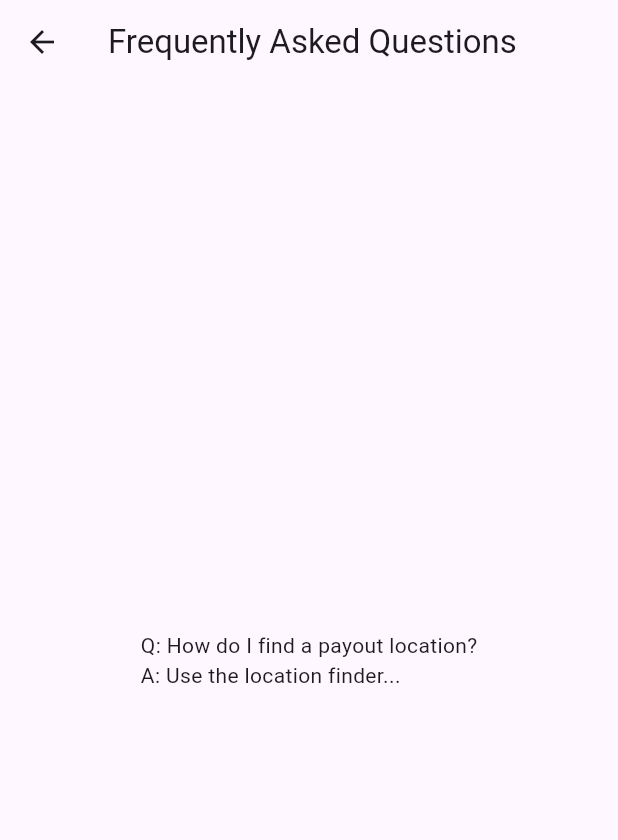
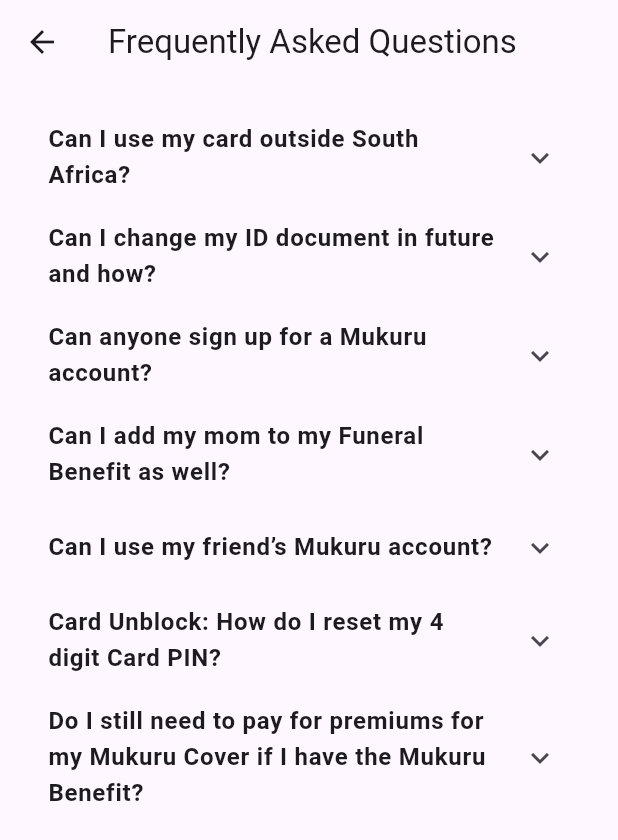
Before and after one commit to Karabosithole/SistersInTech, a Flutter app: the FAQScreen screen opened by its route, on a phone screen of 412 x 824 dp. Shown: the top 840 px of the screen. Run offline on Flutter 3.47's test engine with Material 3 defaults, Android fonts, the phone set to English and light mode, and no system bars.

Commit message:
Added a drop down for the q&A

```diff
--- a/mukuru_location_finder/lib/screens/faq_screen.dart
+++ b/mukuru_location_finder/lib/screens/faq_screen.dart
@@ -9,15 +9,73 @@
       appBar: AppBar(
         title: const Text('Frequently Asked Questions'),
       ),
-      body: Center(
-        child: Column(
-          mainAxisAlignment: MainAxisAlignment.center,
+      body: Padding(
+        padding: const EdgeInsets.all(16.0),
+        child: ListView(
           children: const <Widget>[
-            Text('Q: How do I find a payout location?\nA: Use the location finder...'),
-            // Add more FAQs.
+            FAQItem(
+              question: 'Can I use my card outside South Africa?',
+              answer: 'Your Mukuru Card only works within South Africa and the online '
+                  'shopping feature can only be used for online stores in South Africa.',
+            ),
+            FAQItem(
+              question: 'Can I change my ID document in future and how?',
+              answer: 'Yes you can by visiting a Mukuru Agent or branch with your new ID document. '
+                  'Alternatively, you can email the document to verificationsupport@mukuru.com.',
+            ),
+            FAQItem(
+              question: 'Can anyone sign up for a Mukuru account?',
+              answer: 'Yes! Anyone who is 18 years and older can set up an account. '
+                  'Contact our call centre on 086 001 8555 or dial *130*567# and our friendly staff will help you to sign up.',
+            ),
+            FAQItem(
+              question: 'Can I add my mom to my Funeral Benefit as well?',
+              answer: 'Mukuru’s free Funeral Benefit will only pay-out in the event that the sender passes away, it does not cover family members but will pay out to the beneficiary that the sender listed. '
+                  'The beneficiary must live in South Africa. However, Mukuru does have Funeral Cover options available for customers that can cover your extended family.',
+            ),
+            FAQItem(
+              question: 'Can I use my friend’s Mukuru account?',
+              answer: 'Unfortunately not. To ensure our high standards of security are maintained, we will never allow anyone else to use '
+                  'someone else’s account. To help us maintain the highest security standards, please take a couple of minutes to establish ',
+            ),
+            FAQItem(
+              question: 'Card Unblock: How do I reset my 4 digit Card PIN?',
+              answer: 'To reset, email a clear photo of yourself holding the  photo page of your ID document  to navsupport@mukuru.com.',
+            ),
+            FAQItem(
+              question: 'Do I still need to pay for premiums for my Mukuru Cover if I have the Mukuru Benefit?',
+              answer: 'Yes, you will need to continue paying your premiums for the Mukuru Funeral Cover, as these are two separate policies.',
+            ),
+            // Additional FAQ items can be added here
           ],
         ),
       ),
     );
   }
 }
+
+class FAQItem extends StatelessWidget {
+  final String question;
+  final String answer;
+
+  const FAQItem({required this.question, required this.answer});
+
+  @override
+  Widget build(BuildContext context) {
+    return ExpansionTile(
+      title: Text(
+        question,
+        style: const TextStyle(
+          fontWeight: FontWeight.bold,
+          fontSize: 16.0,
+        ),
+      ),
+      children: [
+        Padding(
+          padding: const EdgeInsets.symmetric(horizontal: 16.0, vertical: 8.0),
+          child: Text(answer),
+        ),
+      ],
+    );
+  }
+}
```
